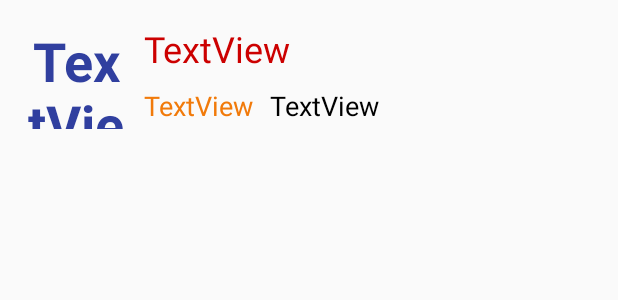
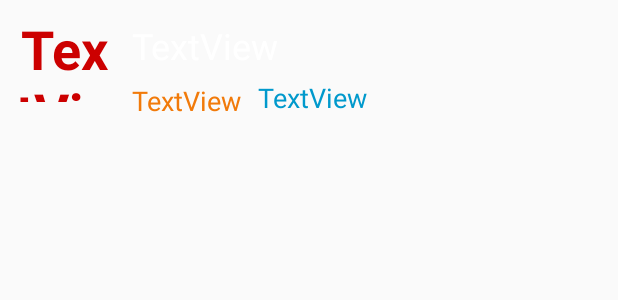
Before and after one commit to AllySco/Android_Studio_Dota_List_View_App, an Android app: the layout heroes_item.xml on its own in the app's theme, with its tools: preview values and no code run, on a phone screen of 412 x 824 dp. Shown: the top 300 px of the screen. Run offline under Robolectric (Android 15) with nearby library versions, the phone set to English and light mode, and no system bars.

Commit message:
mucked about with colours

```diff
--- a/app/src/main/res/layout/heroes_item.xml
+++ b/app/src/main/res/layout/heroes_item.xml
@@ -10,25 +10,25 @@
     <TextView
         android:id="@+id/ranking"
         android:layout_width="70dp"
-        android:layout_height="70dp"
+        android:layout_height="60dp"
+        android:layout_marginLeft="8dp"
+        android:layout_marginTop="8dp"
         android:text="TextView"
         android:textAlignment="center"
-        android:textColor="?android:attr/statusBarColor"
+        android:textColor="@android:color/holo_red_dark"
         android:textSize="36sp"
         android:textStyle="bold"
-        app:layout_constraintTop_toTopOf="parent"
-        android:layout_marginTop="16dp"
-        android:layout_marginLeft="16dp"
-        app:layout_constraintLeft_toLeftOf="parent" />
+        app:layout_constraintLeft_toLeftOf="parent"
+        app:layout_constraintTop_toTopOf="parent" />
 
     <TextView
         android:id="@+id/name"
         android:layout_width="wrap_content"
         android:layout_height="wrap_content"
         android:layout_marginLeft="10dp"
-        android:layout_marginTop="16dp"
+        android:layout_marginTop="14dp"
         android:text="TextView"
-        android:textColor="@android:color/holo_red_dark"
+        android:textColor="?android:attr/textColorPrimaryInverseNoDisable"
         android:textSize="24sp"
         app:layout_constraintLeft_toRightOf="@+id/ranking"
         app:layout_constraintTop_toTopOf="parent" />
@@ -37,12 +37,12 @@
         android:id="@+id/role"
         android:layout_width="wrap_content"
         android:layout_height="wrap_content"
+        android:layout_marginLeft="11dp"
+        android:layout_marginTop="6dp"
         android:text="TextView"
-        android:textColor="@android:color/black"
+        android:textColor="@android:color/holo_blue_dark"
         android:textSize="18sp"
         app:layout_constraintLeft_toRightOf="@+id/mainStat"
-        android:layout_marginLeft="11dp"
-        android:layout_marginTop="9dp"
         app:layout_constraintTop_toBottomOf="@+id/name" />
 
     <TextView
@@ -50,7 +50,7 @@
         android:layout_width="wrap_content"
         android:layout_height="wrap_content"
         android:layout_marginLeft="10dp"
-        android:layout_marginTop="9dp"
+        android:layout_marginTop="8dp"
         android:text="TextView"
         android:textColor="?android:attr/colorMultiSelectHighlight"
         android:textSize="18sp"
--- a/app/src/main/res/layout/heroes_list.xml
+++ b/app/src/main/res/layout/heroes_list.xml
@@ -4,6 +4,7 @@
     xmlns:tools="http://schemas.android.com/tools"
     android:layout_width="match_parent"
     android:layout_height="match_parent"
+    android:background="#290f0f"
     tools:context="com.codeclan.example.top10dotaheroes.TopHeroesActivity">
 
     <ListView
```
